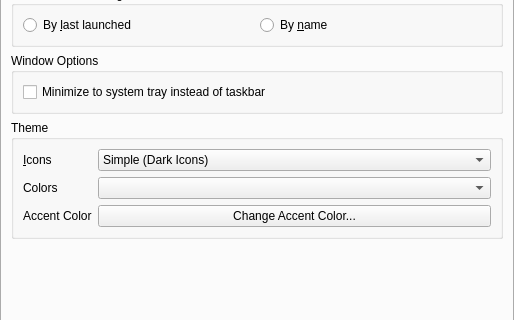
Above: launcher/ui/pages/global/LauncherPage.ui from VorwerkUa2/WerkLauncher before the change; both pictures show x 0 to 514 and y 118 to 438 of the 514 by 629 pixel window. Below: the same form after it.
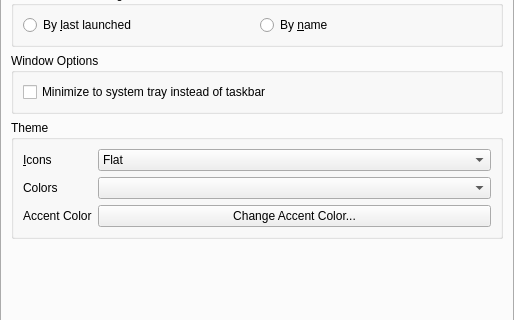
That is the form after the change. The open tabs and pages were chosen to show the change.

Patch:
```diff
--- a/launcher/ui/pages/global/LauncherPage.ui
+++ b/launcher/ui/pages/global/LauncherPage.ui
@@ -301,7 +301,7 @@
             </property>
             <item>
              <property name="text">
-              <string>Simple (Dark Icons)</string>
+              <string>Flat</string>
              </property>
             </item>
             <item>
```
Left out of the diff: 9 changed lines with no effect on the pictures.
